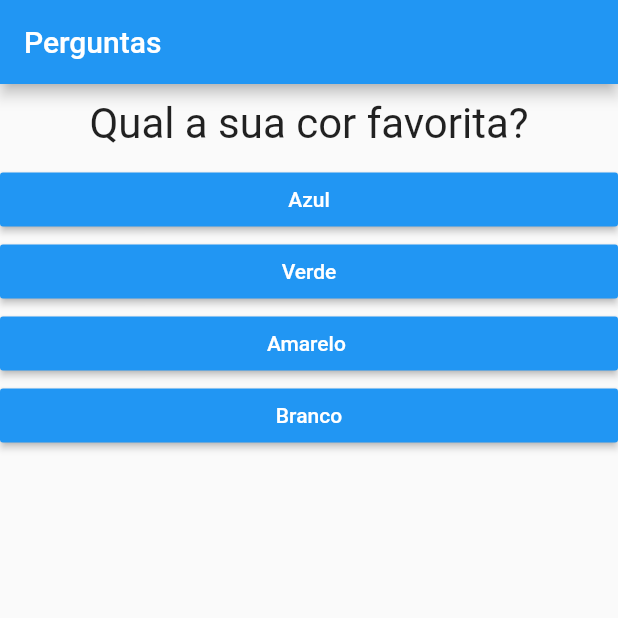
After one commit to romildojpaiter/projeto_perguntas, a Flutter app: the screen it shows after launch, on a phone screen of 412 x 824 dp, the top half of it. The commit adds this screen. Run offline on Flutter 3.47's test engine with Material 2 defaults, Android fonts, the phone set to English and light mode, and no system bars.

Commit message:
Inclusão do componente Questionario

```diff
--- a/lib/main.dart
+++ b/lib/main.dart
@@ -1,7 +1,6 @@
 import 'package:flutter/material.dart';
+import 'package:projeto_perguntas/questionario.dart';
 import './resultado.dart';
-import './questao.dart';
-import './resposta.dart';
 
 main() => runApp(PerguntaApp());
 
@@ -35,24 +34,16 @@ class _PerguntaAppState extends State<PerguntaApp> {
 
   @override // decorator
   Widget build(BuildContext context) {
-    List<String> respostas = existePerguntaSelecionada
-        ? _perguntas[_perguntaSelecionada]['respostas']
-        : null;
-    // List<Widget> widgetsRespostas =
-    //     respostas.map((e) => BtnResposta(e, _responder)).toList();
-
     return MaterialApp(
       home: Scaffold(
         appBar: AppBar(
           title: Text('Perguntas'),
         ),
         body: existePerguntaSelecionada
-            ? Column(
-                children: [
-                  Questao(_perguntas[_perguntaSelecionada]['pergunta']),
-                  ...respostas.map((e) => BtnResposta(e, _responder)).toList(),
-                  // ...widgetsRespostas
-                ],
+            ? Questionario(
+                perguntaSelecionada: _perguntaSelecionada,
+                perguntas: _perguntas,
+                responder: _responder,
               )
             : Resultado(),
       ),
--- /dev/null
+++ b/lib/questionario.dart
@@ -0,0 +1,36 @@
+import 'package:flutter/material.dart';
+import 'package:projeto_perguntas/questao.dart';
+import 'package:projeto_perguntas/resposta.dart';
+
+class Questionario extends StatelessWidget {
+  final List<Map<String, Object>> perguntas;
+  final int perguntaSelecionada;
+  final void Function() responder;
+
+  bool get existePerguntaSelecionada {
+    return perguntaSelecionada < perguntas.length;
+  }
+
+  Questionario({
+    @required this.perguntas,
+    @required this.perguntaSelecionada,
+    @required this.responder,
+  });
+
+  @override
+  Widget build(BuildContext context) {
+    List<String> respostas = existePerguntaSelecionada
+        ? perguntas[perguntaSelecionada]['respostas']
+        : null;
+    // List<Widget> widgetsRespostas =
+    //     respostas.map((e) => BtnResposta(e, _responder)).toList();
+
+    return Column(
+      children: [
+        Questao(perguntas[perguntaSelecionada]['pergunta']),
+        ...respostas.map((e) => BtnResposta(e, responder)).toList(),
+        // ...widgetsRespostas
+      ],
+    );
+  }
+}
```
